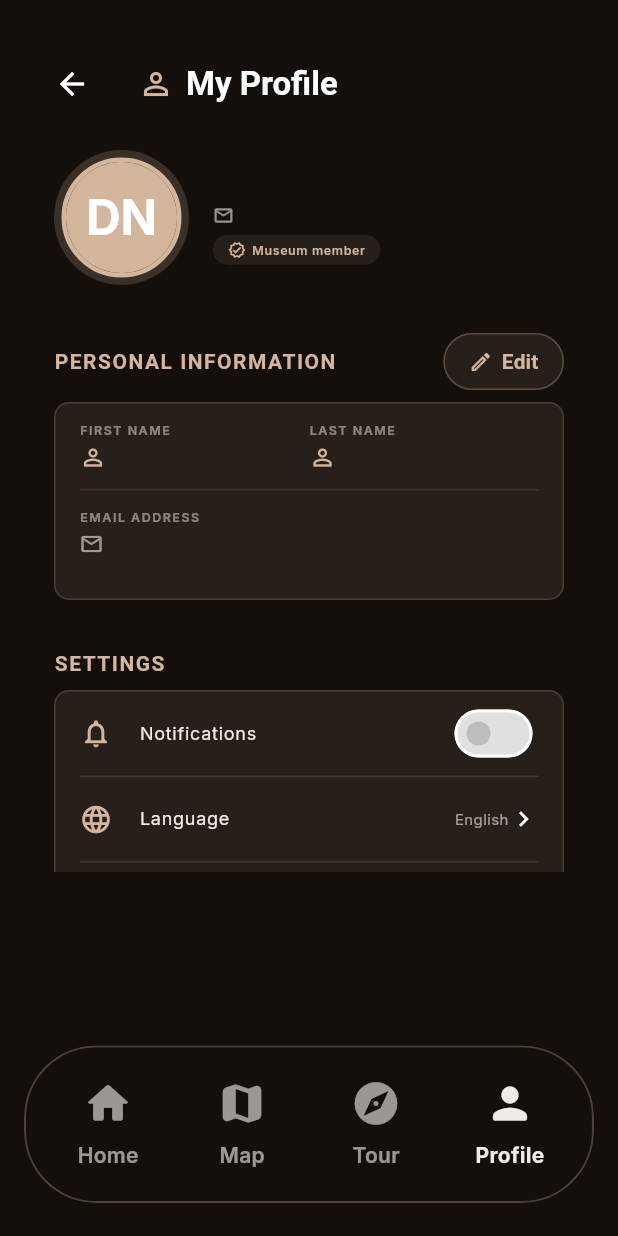
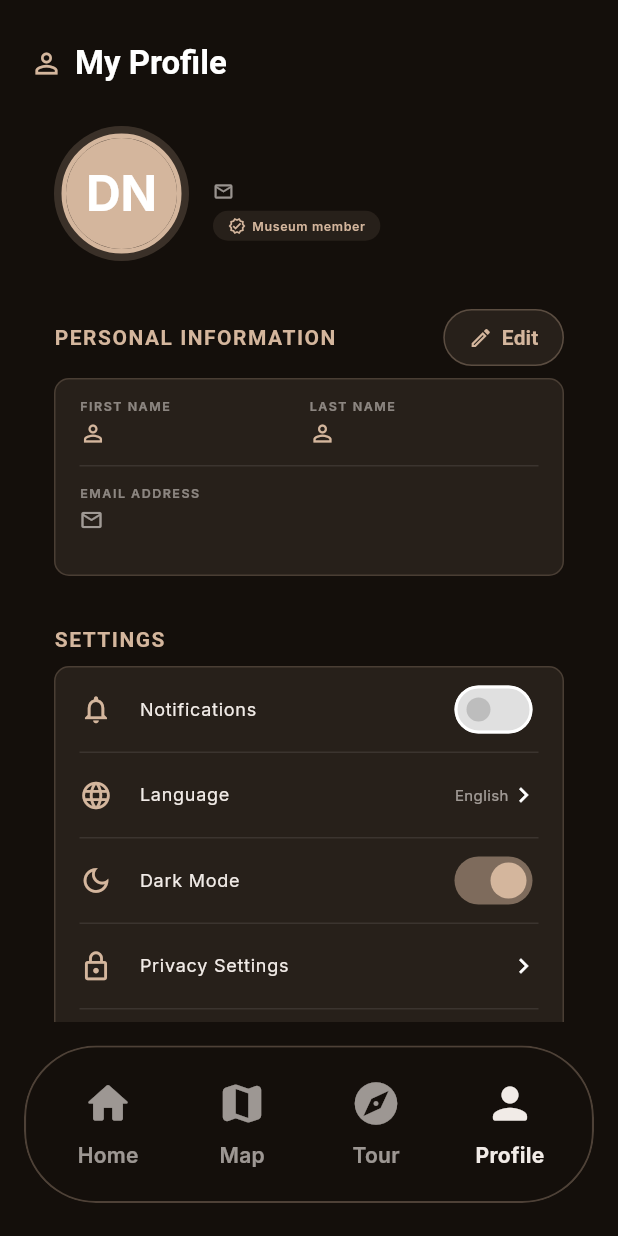
Before and after one commit to minhkhoa6868/southern_women_museum_frontend, a Flutter app: the LayoutScreen screen opened by its route, item 4 of the bottom bar chosen, on a phone screen of 412 x 824 dp. Run offline on Flutter 3.47's test engine with Material 3 defaults, Android fonts, the phone set to English and light mode, and no system bars; our stand-ins replace flutter_dotenv, google_fonts, shared_preferences; accounts and stored records are empty; network calls fail.

Commit message:
refactor: remove a box

```diff
--- a/lib/screen/layout/layout_screen.dart
+++ b/lib/screen/layout/layout_screen.dart
@@ -74,8 +74,6 @@ class _LayoutScreenState extends State<LayoutScreen> {
                     ),
                   ),
                 ),
-
-                const SizedBox(height: 100),
               ],
             ),
           ),
--- a/lib/screen/profile/profile_screen.dart
+++ b/lib/screen/profile/profile_screen.dart
@@ -287,65 +287,46 @@ class _ProfileScreenState extends State<ProfileScreen> {
     final textTheme = theme.textTheme;
 
     if (_isLoading) {
-      return const Scaffold(
-        body: Center(
-          child: CircularProgressIndicator(),
-        ),
-      );
+      return const Center(child: CircularProgressIndicator());
     }
 
-    return Scaffold(
-      appBar: AppBar(
-        title: Row(
+    return Consumer<AuthService>(
+      builder: (context, authService, _) {
+        return SingleChildScrollView(
+          physics: const BouncingScrollPhysics(),
+          child: Column(
+            crossAxisAlignment: CrossAxisAlignment.start,
             children: [
-            Icon(Icons.person_outline, color: colorScheme.primary, size: 24),
+              // Header
+              Padding(
+                padding: const EdgeInsets.only(bottom: 12),
+                child: Row(
+                  children: [
+                    Icon(Icons.person_outline,
+                        color: colorScheme.primary, size: 22),
                     const SizedBox(width: 8),
                     Text(
                       'My Profile',
-              style: textTheme.titleLarge?.copyWith(
-                fontWeight: FontWeight.bold,
-              ),
+                      style: textTheme.titleLarge
+                          ?.copyWith(fontWeight: FontWeight.bold),
                     ),
                   ],
                 ),
-        centerTitle: false,
               ),
-      body: Consumer<AuthService>(
-        builder: (context, authService, _) {
-          return SingleChildScrollView(
-            child: Column(
-              crossAxisAlignment: CrossAxisAlignment.start,
-              children: [
-                // Profile Header
               _buildProfileHeader(theme, colorScheme, textTheme),
-
               const SizedBox(height: 8),
-
-                // PERSONAL INFORMATION Title with Edit button frame
               _buildPersonalInfoTitle(colorScheme, textTheme),
-
-                // Frame - Personal Information Content
               _buildPersonalInfoFrame(theme, textTheme, colorScheme),
-
               const SizedBox(height: 24),
-
-                // SETTINGS Title
               _buildSettingsTitle(colorScheme, textTheme),
-
-                // Frame - Settings Content
               _buildSettingsFrame(theme, textTheme, colorScheme),
-
               const SizedBox(height: 16),
-
-                // Sign Out Frame
               _buildSignOutFrame(theme, authService),
-
-                const SizedBox(height: 40),
+              const SizedBox(height: 8),
             ],
           ),
         );
       },
-      ),
     );
   }
 
```
Lines whose indentation alone changed are shown as unchanged.
